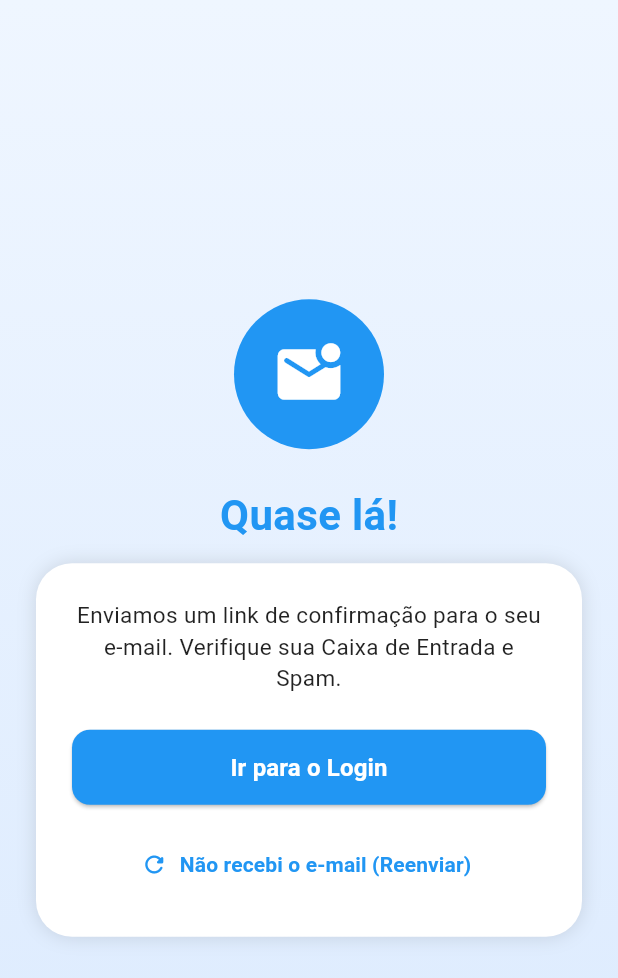
After one commit to davicassol/pds-flutter, a Flutter app: the VerifyEmailScreen screen opened by its route, on a phone screen of 412 x 824 dp. The commit adds this screen. Shown: the top 978 px of the screen. Run offline on Flutter 3.47's test engine with Material 3 defaults, Android fonts, the phone set to English and light mode, and no system bars; our stand-ins replace cloud_firestore, firebase_auth, firebase_core, firebase_storage, fl_chart, flutter_dotenv and 5 more; missing offline and left inert: flutter_polyline_points; accounts and stored records are empty.

Commit message:
adiciona fluxo completo de verificação de e-mail via firebase

```diff
--- a/lib/features/auth/screens/signup_screen.dart
+++ b/lib/features/auth/screens/signup_screen.dart
@@ -47,7 +47,9 @@ class _SignUpScreenState extends State<SignUpScreen> {
     });
 
     if (erro == null) {
-      Navigator.pushReplacementNamed(context, '/home');
+      //manda o usuário para verificação
+      if (!mounted) return;
+      Navigator.pushReplacementNamed(context, '/verify-email');
     } else {
       ScaffoldMessenger.of(context).showSnackBar(
         SnackBar(
@@ -150,7 +152,7 @@ class _SignUpScreenState extends State<SignUpScreen> {
                       children: [
                         TextField(
                           controller: nameController,
-                          textCapitalization: TextCapitalization.words, // Ajuda a iniciar o nome com Maiúscula
+                          textCapitalization: TextCapitalization.words, //ajuda a iniciar o nome com maiúscula
                           decoration: buildInputDecoration("Nome Completo", "João Pedro"),
                         ),
                         const SizedBox(height: 16),
--- /dev/null
+++ b/lib/features/auth/screens/verify_email_screen.dart
@@ -0,0 +1,162 @@
+import 'package:flutter/material.dart';
+import 'package:firebase_auth/firebase_auth.dart';
+
+class VerifyEmailScreen extends StatefulWidget {
+  const VerifyEmailScreen({super.key});
+
+  @override
+  State<VerifyEmailScreen> createState() => _VerifyEmailScreenState();
+}
+
+class _VerifyEmailScreenState extends State<VerifyEmailScreen> {
+  bool isResending = false;
+
+  void handleResendEmail() async {
+    setState(() {
+      isResending = true;
+    });
+
+    try {
+      //pega o usuário que acabou de se cadastrar e reenvia o e-mail de verificação
+      await FirebaseAuth.instance.currentUser?.sendEmailVerification();
+
+      if (!mounted) return;
+      ScaffoldMessenger.of(context).showSnackBar(
+        const SnackBar(
+          content: Text("Link de verificação reenviado com sucesso!"),
+          backgroundColor: Colors.green,
+        ),
+      );
+    } catch (e) {
+      if (!mounted) return;
+      ScaffoldMessenger.of(context).showSnackBar(
+        SnackBar(
+          content: Text("Erro ao reenviar: $e"),
+          backgroundColor: Colors.red,
+        ),
+      );
+    }
+
+    setState(() {
+      isResending = false;
+    });
+  }
+
+  @override
+  Widget build(BuildContext context) {
+    return Scaffold(
+      body: Container(
+        width: double.infinity,
+        height: double.infinity,
+        decoration: const BoxDecoration(
+          gradient: LinearGradient(
+            colors: [Color(0xFFEFF6FF), Color(0xFFDBEAFE)],
+            begin: Alignment.topCenter,
+            end: Alignment.bottomCenter,
+          ),
+        ),
+        child: SafeArea(
+          child: Center(
+            child: SingleChildScrollView(
+              padding: const EdgeInsets.all(24),
+              child: Column(
+                mainAxisAlignment: MainAxisAlignment.center,
+                children: [
+                  //icone de envelope
+                  Container(
+                    width: 100,
+                    height: 100,
+                    decoration: const BoxDecoration(
+                      color: Colors.blue,
+                      shape: BoxShape.circle,
+                    ),
+                    child: const Icon(
+                      Icons.mark_email_unread_rounded,
+                      color: Colors.white,
+                      size: 50,
+                    ),
+                  ),
+                  const SizedBox(height: 24),
+
+                  const Text(
+                    "Quase lá!",
+                    style: TextStyle(
+                      fontSize: 28,
+                      fontWeight: FontWeight.bold,
+                      color: Colors.blue,
+                    ),
+                  ),
+                  const SizedBox(height: 12),
+
+                  //card com instruções
+                  Container(
+                    padding: const EdgeInsets.all(24),
+                    decoration: BoxDecoration(
+                      color: Colors.white,
+                      borderRadius: BorderRadius.circular(24),
+                      boxShadow: const [
+                        BoxShadow(
+                          blurRadius: 10,
+                          color: Colors.black12,
+                        )
+                      ],
+                    ),
+                    child: Column(
+                      children: [
+                        const Text(
+                          "Enviamos um link de confirmação para o seu e-mail. Verifique sua Caixa de Entrada e Spam.",
+                          textAlign: TextAlign.center,
+                          style: TextStyle(
+                            fontSize: 15,
+                            color: Colors.black87,
+                            height: 1.4,
+                          ),
+                        ),
+                        const SizedBox(height: 24),
+
+                        //volta para o login
+                        SizedBox(
+                          width: double.infinity,
+                          height: 50,
+                          child: ElevatedButton(
+                            onPressed: () {
+                              //volta pro login
+                              Navigator.pushNamedAndRemoveUntil(context, '/login', (route) => false);
+                            },
+                            style: ElevatedButton.styleFrom(
+                              backgroundColor: Colors.blue,
+                              shape: RoundedRectangleBorder(
+                                borderRadius: BorderRadius.circular(12),
+                              ),
+                            ),
+                            child: const Text(
+                              "Ir para o Login",
+                              style: TextStyle(fontSize: 16, color: Colors.white, fontWeight: FontWeight.bold),
+                            ),
+                          ),
+                        ),
+                        const SizedBox(height: 16),
+
+                        //reenviar email, caso bug
+                        isResending
+                            ? const CircularProgressIndicator(color: Colors.blue)
+                            : TextButton.icon(
+                          onPressed: handleResendEmail,
+                          icon: const Icon(Icons.refresh_rounded, color: Colors.blue),
+                          label: const Text(
+                            "Não recebi o e-mail (Reenviar)",
+                            style: TextStyle(color: Colors.blue, fontWeight: FontWeight.w600),
+                          ),
+                        ),
+                      ],
+                    ),
+                  ),
+                ],
+              ),
+            ),
+          ),
+        ),
+      ),
+    );
+  }
+}
--- a/lib/main.dart
+++ b/lib/main.dart
@@ -2,10 +2,12 @@ import 'package:flutter/material.dart';
 import 'package:firebase_core/firebase_core.dart';
 import 'package:flutter_dotenv/flutter_dotenv.dart';
 import 'package:provider/provider.dart';
+import 'package:tcc_alagouai/features/auth/screens/verify_email_screen.dart';
 import 'core/screens/main_layout_screen.dart';
 import 'firebase_options.dart';
 import 'features/auth/screens/login_screen.dart';
 import 'features/auth/screens/signup_screen.dart';
+import 'features/auth/screens/verify_email_screen.dart';
 import 'features/map/screens/home_screen.dart';
 import 'features/report/screens/report_screen.dart';
 import 'features/notifications/screens/notifications_screen.dart';
@@ -61,6 +63,7 @@ class MyApp extends StatelessWidget {
         "/": (context) => const SplashScreen(),
         "/login": (context) => const LoginScreen(),
         "/signup": (context) => const SignUpScreen(),
+        "/verify-email": (context) => const VerifyEmailScreen(),
         "/home": (context) => const MainLayoutScreen(),
         "/report": (context) => const ReportScreen(),
         "/notifications": (context) => const NotificationsScreen(),
```
Also changed, not shown: lib/features/auth/services/auth_service.dart (+20 -7 lines).
